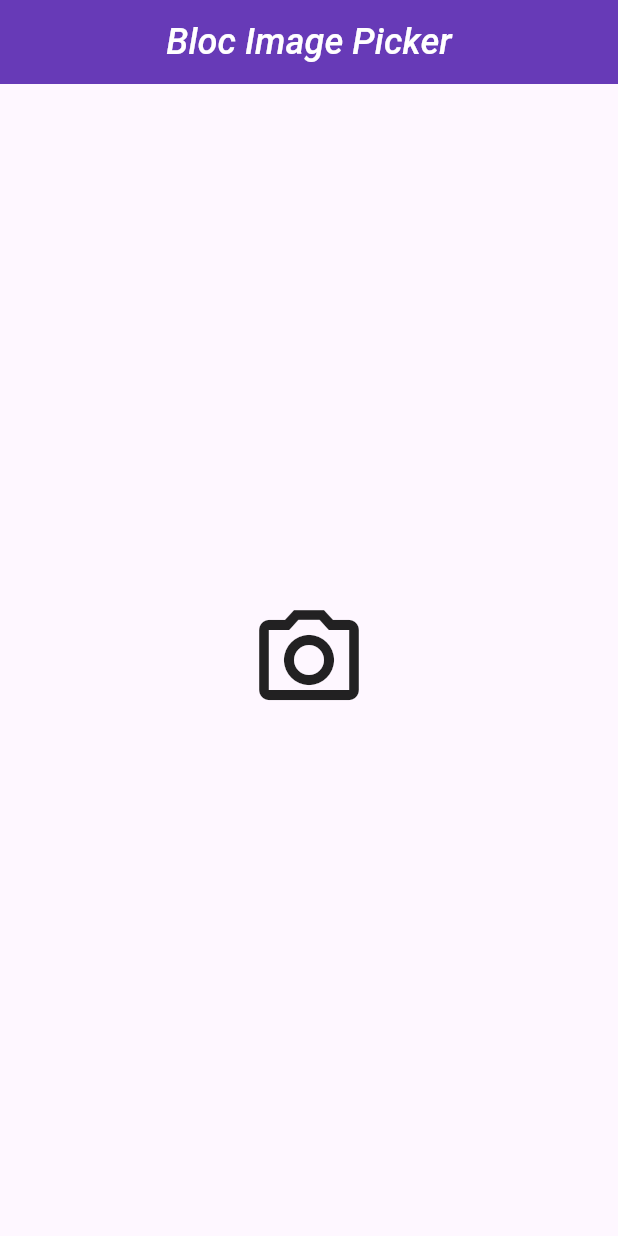
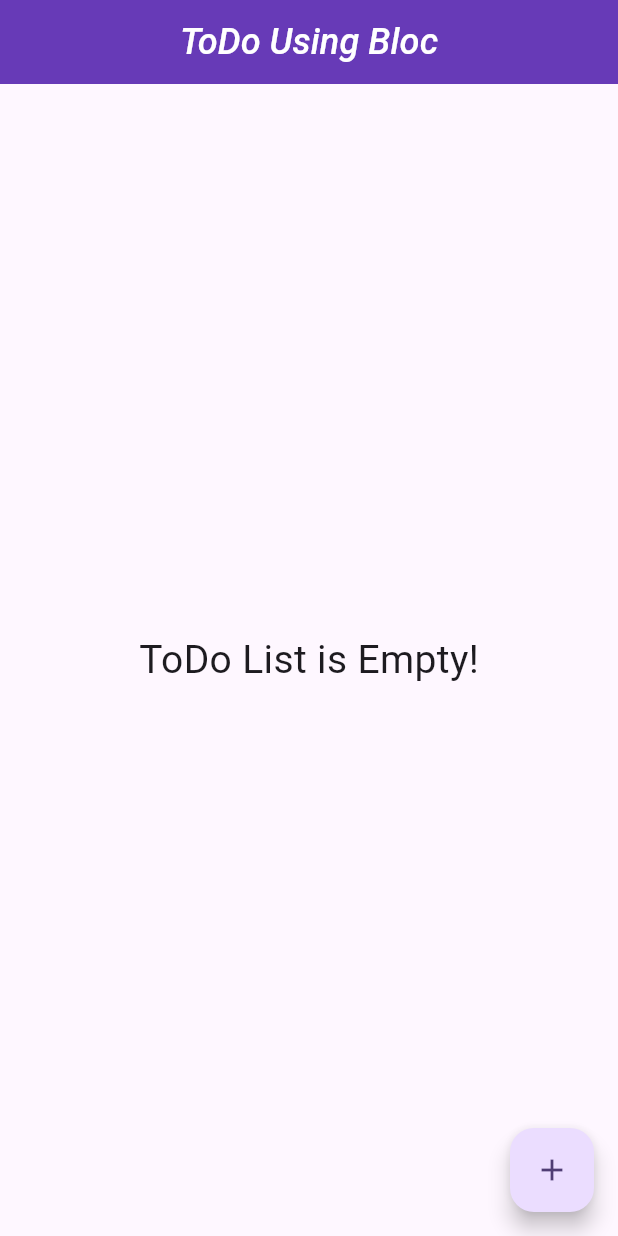
Before and after one commit to musman023/bloc_app, a Flutter app: the screen it shows after launch, on a phone screen of 412 x 824 dp. Run offline on Flutter 3.47's test engine with Material 3 defaults, Android fonts, the phone set to English and light mode, and no system bars; our stand-ins replace bloc, equatable, flutter_bloc, image_picker.

Commit message:
insert and delete list data using bloc

```diff
--- /dev/null
+++ b/lib/bloc/to_do/to_do_bloc.dart
@@ -0,0 +1,23 @@
+import 'package:bloc/bloc.dart';
+import 'package:equatable/equatable.dart';
+
+part 'to_do_event.dart';
+part 'to_do_state.dart';
+
+class ToDoBloc extends Bloc<ToDoEvent, ToDoState> {
+  final List<String> todosList = [];
+  ToDoBloc() : super(const ToDoState()) {
+    on<AddToEvent>(_addToDoEvent);
+    on<RemoveToDoEvent>(_removeToDoEvent);
+  }
+
+  void _addToDoEvent(AddToEvent event, Emitter<ToDoState> emit) {
+    todosList.add(event.task);
+    emit(state.copyWith(todosList: List.from(todosList)));
+  }
+
+  void _removeToDoEvent(RemoveToDoEvent event, Emitter<ToDoState> emit) {
+    todosList.remove(event.task);
+    emit(state.copyWith(todosList: List.from(todosList)));
+  }
+}
--- /dev/null
+++ b/lib/bloc/to_do/to_do_event.dart
@@ -0,0 +1,23 @@
+part of 'to_do_bloc.dart';
+
+sealed class ToDoEvent extends Equatable {
+  const ToDoEvent();
+
+  @override
+  List<Object> get props => [];
+}
+
+class AddToEvent extends ToDoEvent {
+  final String task;
+  const AddToEvent({required this.task});
+
+  @override
+  List<Object> get props => [task];
+}
+
+class RemoveToDoEvent extends ToDoEvent {
+  final Object task;
+  const RemoveToDoEvent({required this.task});
+  @override
+  List<Object> get props => [task];
+}
--- /dev/null
+++ b/lib/bloc/to_do/to_do_state.dart
@@ -0,0 +1,16 @@
+part of 'to_do_bloc.dart';
+
+class ToDoState extends Equatable {
+  final List<String> todosList;
+
+  const ToDoState({this.todosList = const []});
+
+  ToDoState copyWith({List<String>? todosList}) {
+    return ToDoState(
+      todosList: todosList ?? this.todosList,
+    );
+  }
+
+  @override
+  List<Object> get props => [todosList];
+}
--- a/lib/main.dart
+++ b/lib/main.dart
@@ -1,6 +1,7 @@
 import 'package:bloc_app/bloc/image_picker/image_picker_bloc.dart';
 import 'package:bloc_app/bloc/switch_example/switch_bloc.dart';
-import 'package:bloc_app/ui/image_picker/image_picker_screen.dart';
+import 'package:bloc_app/bloc/to_do/to_do_bloc.dart';
+import 'package:bloc_app/ui/to_do/to_do_screen.dart';
 import 'package:bloc_app/utils/image_picker_utils.dart';
 import 'package:flutter/material.dart';
 import 'package:flutter_bloc/flutter_bloc.dart';
@@ -26,6 +27,9 @@ class MyApp extends StatelessWidget {
         BlocProvider(
           create: (context) => ImagePickerBloc(ImagePickerUtils()),
         ),
+        BlocProvider(
+          create: (context) => ToDoBloc(),
+        ),
       ],
       child: MaterialApp(
         debugShowCheckedModeBanner: false,
@@ -34,7 +38,7 @@ class MyApp extends StatelessWidget {
           colorScheme: ColorScheme.fromSeed(seedColor: Colors.deepPurple),
           useMaterial3: true,
         ),
-        home: const ImagePickerScreen(),
+        home: const ToDoScreen(),
       ),
     );
   }
--- /dev/null
+++ b/lib/ui/to_do/to_do_screen.dart
@@ -0,0 +1,67 @@
+import 'package:bloc_app/bloc/to_do/to_do_bloc.dart';
+import 'package:flutter/material.dart';
+import 'package:flutter_bloc/flutter_bloc.dart';
+
+class ToDoScreen extends StatefulWidget {
+  const ToDoScreen({super.key});
+
+  @override
+  State<ToDoScreen> createState() => _ToDoScreenState();
+}
+
+class _ToDoScreenState extends State<ToDoScreen> {
+  @override
+  Widget build(BuildContext context) {
+    return Scaffold(
+      appBar: AppBar(
+        title: const Text(
+          "ToDo Using Bloc",
+          style: TextStyle(
+            color: Colors.white,
+            fontWeight: FontWeight.w500,
+            fontSize: 24,
+            fontStyle: FontStyle.italic,
+          ),
+        ),
+        centerTitle: true,
+        backgroundColor: Colors.deepPurple,
+      ),
+      body: BlocBuilder<ToDoBloc, ToDoState>(
+        builder: (context, state) {
+          if (state.todosList.isEmpty) {
+            return const Center(
+              child: Text(
+                "ToDo List is Empty!",
+                style: TextStyle(
+                  fontSize: 26,
+                ),
+              ),
+            );
+          } else {
+            return ListView.builder(
+                itemCount: state.todosList.length,
+                itemBuilder: (context, index) {
+                  return ListTile(
+                    title: Text(state.todosList[index]),
+                    trailing: IconButton(
+                        onPressed: () {
+                          context.read<ToDoBloc>().add(
+                              RemoveToDoEvent(task: state.todosList[index]));
+                        },
+                        icon: const Icon(Icons.delete)),
+                  );
+                });
+          }
+        },
+      ),
+      floatingActionButton: FloatingActionButton(
+        onPressed: () {
+          for (int i = 0; i < 5; i++) {
+            context.read<ToDoBloc>().add(AddToEvent(task: 'Task: $i'));
+          }
+        },
+        child: const Icon(Icons.add),
+      ),
+    );
+  }
+}
```
